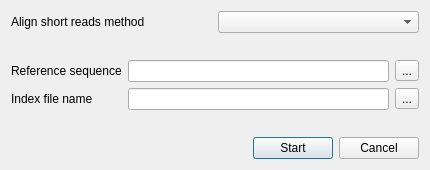
Old version of the form src/corelibs/U2View/src/util_dna_assembly/ui/BuildIndexFromRefDialog.ui in the repository violethaze74/ugene.
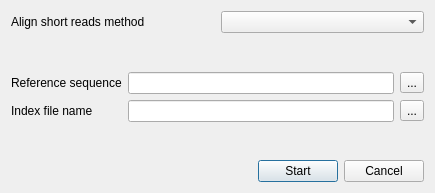
New version of the form.

Commit message: Minor layout for mac fix.

Patch:
```diff
--- a/src/corelibs/U2View/src/util_dna_assembly/ui/BuildIndexFromRefDialog.ui
+++ b/src/corelibs/U2View/src/util_dna_assembly/ui/BuildIndexFromRefDialog.ui
@@ -6,8 +6,8 @@
    <rect>
     <x>0</x>
     <y>0</y>
-    <width>430</width>
-    <height>170</height>
+    <width>435</width>
+    <height>193</height>
    </rect>
   </property>
   <property name="sizePolicy">
@@ -25,7 +25,7 @@
   <property name="maximumSize">
    <size>
     <width>16777215</width>
-    <height>170</height>
+    <height>16777215</height>
    </size>
   </property>
   <property name="windowTitle">
```
